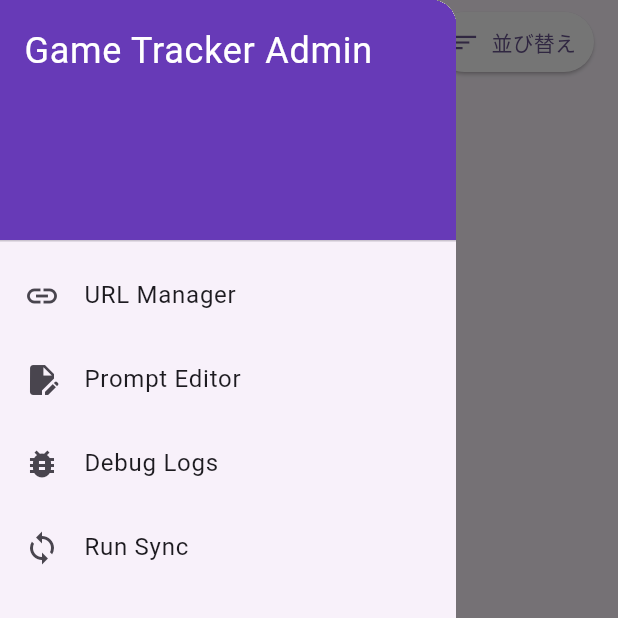
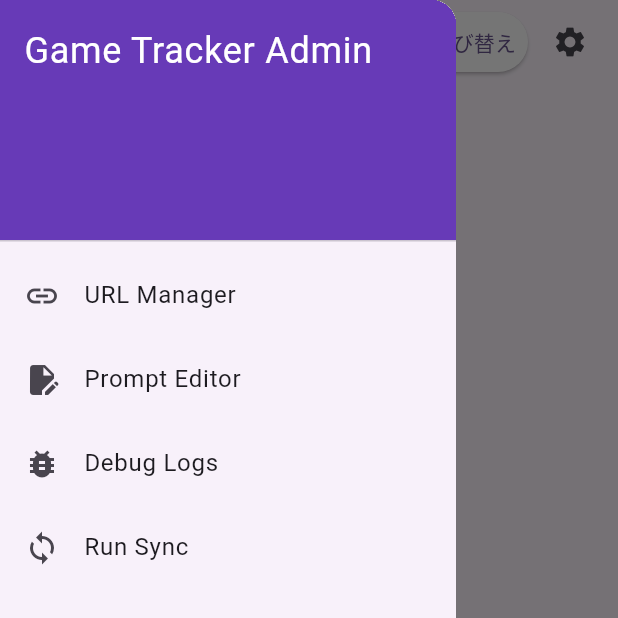
Before and after one commit to onpuuki/game-tracker, a Flutter app: the screen it shows after launch, with the side drawer open, on a phone screen of 412 x 824 dp, the top half of it. Run offline on Flutter 3.47's test engine with Material 3 defaults, Android fonts, the phone set to English and light mode, and no system bars; our stand-ins replace cloud_firestore, cloud_functions, firebase_core, shared_preferences; accounts and stored records are empty.

Commit message:
feat(frontend): revamp AppBar UI and add settings screen
- Created `settings_screen.dart` to hold an empty settings view for now.
- Updated `home_screen.dart` to remove the default AppBar title and hamburger menu.
- Moved the drawer button into the AppBar actions right-aligned, with explicit '管理者メニュー' label.
- Placed the '絞り込み', '並び替え', and '設定' icon buttons into the AppBar actions array consecutively, adjusting padding to prevent screen overflow constraints.

Co-authored-by: onpuuki <220911838+onpuuki@users.noreply.github.com>

```diff
--- a/frontend/lib/screens/home_screen.dart
+++ b/frontend/lib/screens/home_screen.dart
@@ -9,6 +9,7 @@ import 'debug_log_screen.dart';
 import 'url_manager_screen.dart';
 import 'prompt_editor_screen.dart';
 import 'sync_status_screen.dart';
+import 'settings_screen.dart';
 
 class HomeScreen extends StatefulWidget {
   const HomeScreen({super.key});
@@ -34,6 +35,7 @@ class _ParsedEvent {
 }
 
 class _HomeScreenState extends State<HomeScreen> {
+  final GlobalKey<ScaffoldState> _scaffoldKey = GlobalKey<ScaffoldState>();
   bool _isClearingEvents = false;
   List<String> _latestAllGameNames = [];
 
@@ -531,11 +533,26 @@ class _HomeScreenState extends State<HomeScreen> {
   @override
   Widget build(BuildContext context) {
     return Scaffold(
+      key: _scaffoldKey,
       appBar: AppBar(
-        title: const Text('Game Tracker'),
+        automaticallyImplyLeading: false,
         actions: [
           Padding(
-            padding: const EdgeInsets.only(right: 8.0),
+            padding: const EdgeInsets.only(right: 4.0),
+            child: TextButton.icon(
+              onPressed: () {
+                _scaffoldKey.currentState?.openDrawer();
+              },
+              icon: const Icon(Icons.admin_panel_settings, size: 18),
+              label: const Text('管理者メニュー'),
+              style: TextButton.styleFrom(
+                foregroundColor: Theme.of(context).primaryColor,
+                padding: const EdgeInsets.symmetric(horizontal: 8),
+              ),
+            ),
+          ),
+          Padding(
+            padding: const EdgeInsets.only(right: 4.0),
             child: ElevatedButton.icon(
               onPressed: () {
                 _showFilterBottomSheet(_latestAllGameNames);
@@ -545,12 +562,12 @@ class _HomeScreenState extends State<HomeScreen> {
               style: ElevatedButton.styleFrom(
                 backgroundColor: Colors.white,
                 foregroundColor: Theme.of(context).primaryColor,
-                padding: const EdgeInsets.symmetric(horizontal: 12),
+                padding: const EdgeInsets.symmetric(horizontal: 8),
               ),
             ),
           ),
           Padding(
-            padding: const EdgeInsets.only(right: 16.0),
+            padding: const EdgeInsets.only(right: 4.0),
             child: ElevatedButton.icon(
               onPressed: () {
                 _showSortDialog();
@@ -560,10 +577,20 @@ class _HomeScreenState extends State<HomeScreen> {
               style: ElevatedButton.styleFrom(
                 backgroundColor: Colors.white,
                 foregroundColor: Theme.of(context).primaryColor,
-                padding: const EdgeInsets.symmetric(horizontal: 12),
+                padding: const EdgeInsets.symmetric(horizontal: 8),
               ),
             ),
           ),
+          IconButton(
+            icon: const Icon(Icons.settings),
+            onPressed: () {
+              Navigator.push(
+                context,
+                MaterialPageRoute(builder: (context) => const SettingsScreen()),
+              );
+            },
+          ),
+          const SizedBox(width: 8.0),
         ],
       ),
       drawer: Drawer(
```
Also changed, not shown: frontend/lib/screens/settings_screen.dart (added, +14 -0 lines).
